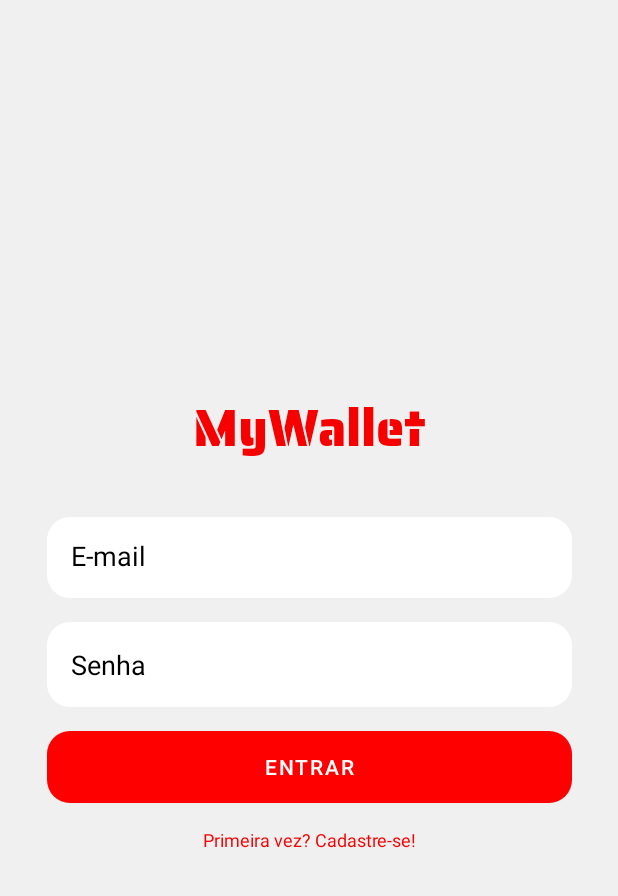
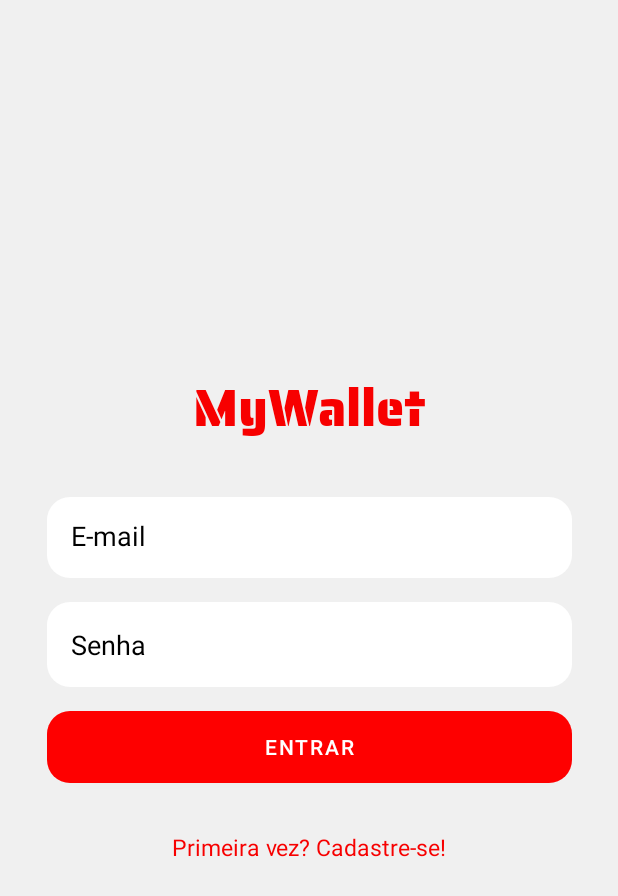
Before and after one commit to mrcs22/my-wallet-mobile, an Android app: the screen it shows after launch (LoginActivity), on a phone screen of 412 x 824 dp. Shown: the top 896 px of the screen. Run offline under Robolectric (Android 15) with nearby library versions, the light colour scheme and no system bars.

Commit message:
refactor: organize layout items and colors

```diff
--- a/app/src/main/res/layout/activity_login.xml
+++ b/app/src/main/res/layout/activity_login.xml
@@ -9,8 +9,8 @@
 
     <androidx.constraintlayout.widget.ConstraintLayout
         android:id="@+id/constraintLayout"
-        android:layout_width="wrap_content"
-        android:layout_height="wrap_content"
+        android:layout_width="382dp"
+        android:layout_height="352dp"
         app:layout_constraintBottom_toBottomOf="parent"
         app:layout_constraintEnd_toEndOf="parent"
         app:layout_constraintStart_toStartOf="parent"
@@ -20,21 +20,19 @@
             android:id="@+id/tvLogo"
             android:layout_width="wrap_content"
             android:layout_height="wrap_content"
-            android:layout_marginBottom="32dp"
+            android:layout_marginTop="8dp"
             android:fontFamily="@font/saira_stencil_one_regular"
             android:text="@string/appName"
             android:textSize="34sp"
-            app:layout_constraintBottom_toTopOf="@+id/tietEmail"
             app:layout_constraintEnd_toEndOf="parent"
             app:layout_constraintStart_toStartOf="parent"
-            app:layout_constraintTop_toTopOf="parent"
-            app:layout_constraintVertical_bias="1.0" />
+            app:layout_constraintTop_toTopOf="parent" />
 
         <com.google.android.material.textfield.TextInputEditText
             android:id="@+id/tietEmail"
             android:layout_width="350dp"
             android:layout_height="54dp"
-            android:layout_marginBottom="16dp"
+            android:layout_marginTop="32dp"
             android:background="@drawable/round_corner_background"
             android:backgroundTint="@color/white"
             android:ems="10"
@@ -44,16 +42,15 @@
             android:minHeight="50dp"
             android:padding="16dp"
             android:textColorHint="@color/black"
-            app:layout_constraintBottom_toTopOf="@+id/tietPassword"
             app:layout_constraintEnd_toEndOf="parent"
-            app:layout_constraintHorizontal_bias="0.0"
-            app:layout_constraintStart_toStartOf="parent" />
+            app:layout_constraintStart_toStartOf="parent"
+            app:layout_constraintTop_toBottomOf="@+id/tvLogo" />
 
         <com.google.android.material.textfield.TextInputEditText
             android:id="@+id/tietPassword"
             android:layout_width="350dp"
             android:layout_height="wrap_content"
-            android:layout_marginBottom="16dp"
+            android:layout_marginTop="16dp"
             android:background="@drawable/round_corner_background"
             android:backgroundTint="@color/white"
             android:ems="10"
@@ -62,34 +59,32 @@
             android:minHeight="50dp"
             android:padding="16dp"
             android:textColorHint="@color/black"
-            app:layout_constraintBottom_toTopOf="@+id/mbLogin"
             app:layout_constraintEnd_toEndOf="parent"
-            app:layout_constraintHorizontal_bias="1.0"
-            app:layout_constraintStart_toStartOf="parent" />
+            app:layout_constraintStart_toStartOf="parent"
+            app:layout_constraintTop_toBottomOf="@+id/tietEmail" />
 
         <com.google.android.material.button.MaterialButton
             android:id="@+id/mbLogin"
             android:layout_width="350dp"
             android:layout_height="wrap_content"
-            android:layout_marginBottom="32dp"
+            android:layout_marginTop="16dp"
             android:background="@drawable/round_corner_background"
             android:text="@string/entrar"
             android:textColor="@color/white"
             app:backgroundTint="@color/button_"
-            app:layout_constraintBottom_toBottomOf="parent"
             app:layout_constraintEnd_toEndOf="parent"
-            app:layout_constraintStart_toStartOf="parent" />
+            app:layout_constraintStart_toStartOf="parent"
+            app:layout_constraintTop_toBottomOf="@+id/tietPassword" />
 
         <TextView
             android:id="@+id/tvGoToSignUp"
             android:layout_width="wrap_content"
             android:layout_height="wrap_content"
-            android:layout_marginTop="16dp"
+            android:layout_marginTop="32dp"
             android:clickable="true"
             android:focusable="true"
             android:text="@string/primeira_vez_cadastre_se"
-            android:textSize="12sp"
-            app:layout_constraintBottom_toBottomOf="parent"
+            android:textSize="15sp"
             app:layout_constraintEnd_toEndOf="parent"
             app:layout_constraintStart_toStartOf="parent"
             app:layout_constraintTop_toBottomOf="@+id/mbLogin" />
@@ -100,14 +95,12 @@
             android:layout_width="100dp"
             android:layout_height="100dp"
             android:layout_centerInParent="true"
-
             android:backgroundTint="#00ffffff"
+            android:visibility="gone"
             app:layout_constraintBottom_toBottomOf="@+id/tietPassword"
             app:layout_constraintEnd_toEndOf="parent"
             app:layout_constraintStart_toStartOf="@+id/tietPassword"
-            app:layout_constraintTop_toTopOf="@+id/tietEmail"
-            android:visibility="gone"
-            />
+            app:layout_constraintTop_toTopOf="@+id/tietEmail" />
     </androidx.constraintlayout.widget.ConstraintLayout>
 
 </androidx.constraintlayout.widget.ConstraintLayout>
```
Also changed, not shown: app/src/main/java/mrcs/mywallet/ui/RecordsActivity.kt (+7 -5 lines), app/src/main/res/layout/activity_records.xml (+12 -13 lines), app/src/main/res/layout/activity_sign_up.xml (+6 -9 lines), 1 other file.
